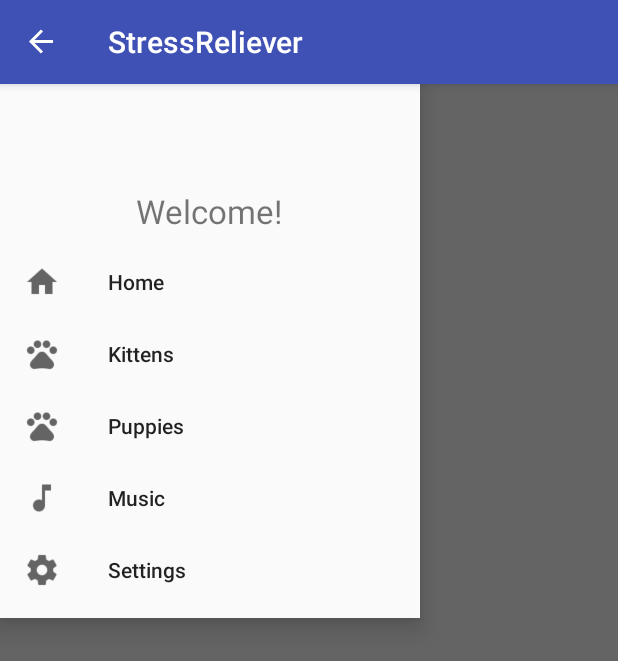
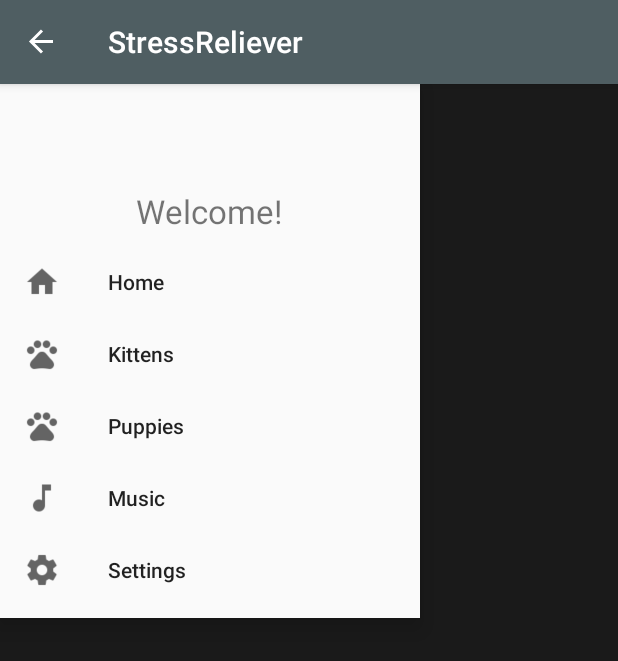
Before and after one commit to NoahLovato/StressReliefApp, an Android app: the screen it shows after launch (MainActivity), with the side drawer open, on a phone screen of 412 x 824 dp. Shown: the top 661 px of the screen. Run offline under Robolectric (Android 15) with nearby library versions, the phone set to English and light mode, and no system bars; libraries missing offline, so code that uses them is left out: com.crashlytics.android, io.fabric.sdk; 1 statement that could not run was skipped.

Commit message:
Changed colors around

```diff
--- a/app/src/main/java/com/example/noahlovato/stressreliever/fragments/KittensFragment.java
+++ b/app/src/main/java/com/example/noahlovato/stressreliever/fragments/KittensFragment.java
@@ -58,12 +58,13 @@ public class KittensFragment extends Fragment {
             ids[i] = id;
         }
 
+        //Adapter for filling recycler view with images
         ImageAdapter imageAdapter = new ImageAdapter(ids);
         recyclerView.setAdapter(imageAdapter);
 
+        //sets pictures to be in a grid with two columns
         GridLayoutManager layoutManager = new GridLayoutManager(getActivity(),2);
         recyclerView.setLayoutManager(layoutManager);
-
 
         return recyclerView;
     }
--- a/app/src/main/res/layout/activity_main.xml
+++ b/app/src/main/res/layout/activity_main.xml
@@ -6,6 +6,7 @@
     android:id="@+id/drawer_layout"
     android:layout_width="match_parent"
     android:layout_height="match_parent"
+    android:background="@color/cardview_dark_background"
     tools:context="com.example.noahlovato.stressreliever.MainActivity">
 
     <FrameLayout
--- a/app/src/main/res/values/colors.xml
+++ b/app/src/main/res/values/colors.xml
@@ -1,6 +1,6 @@
 <?xml version="1.0" encoding="utf-8"?>
 <resources>
-    <color name="colorPrimary">#3F51B5</color>
-    <color name="colorPrimaryDark">#303F9F</color>
-    <color name="colorAccent">#FF4081</color>
+    <color name="colorPrimary">#4f5e62</color>
+    <color name="colorPrimaryDark">#3d4c50</color>
+    <color name="colorAccent">#adfffe</color>
 </resources>
```
